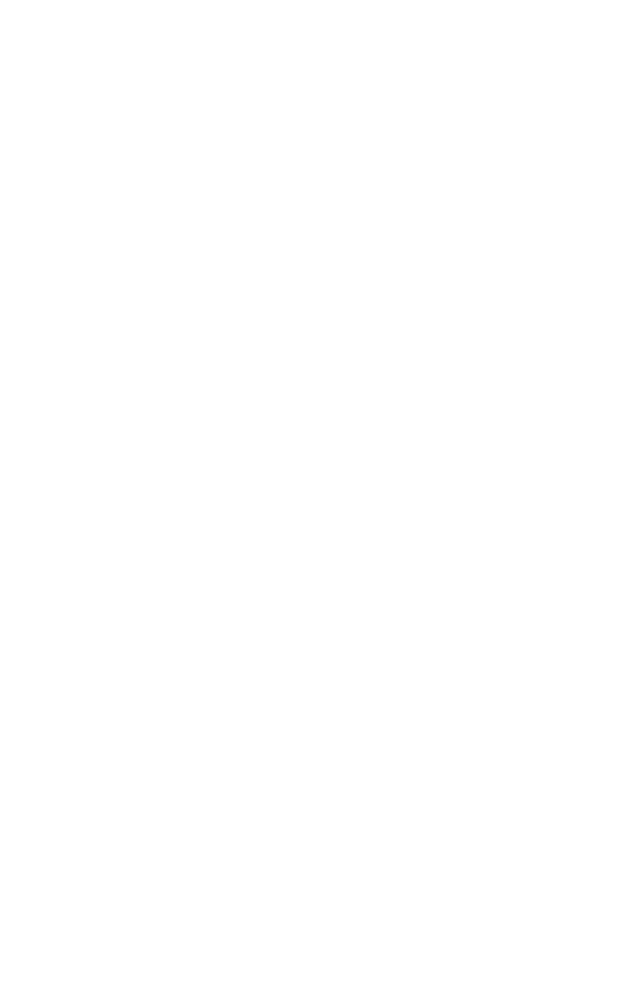
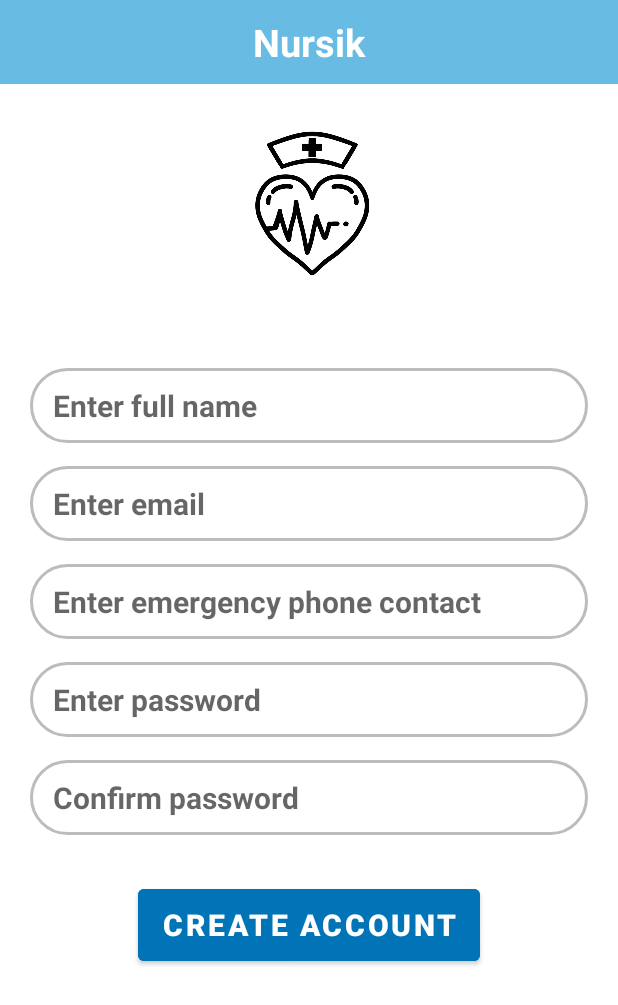
Before and after one commit to DanielG-H/emergencyCallApp, an Android app: the SignUpActivity screen opened directly, with no data from a screen before it, on a phone screen of 412 x 824 dp. Before the commit the part shown is empty. Shown: the top 1005 px of the screen. Run offline under Robolectric (Android 15) with nearby library versions, the phone set to English and light mode, and no system bars.

Commit message:
added design for sign up screen

```diff
--- /dev/null
+++ b/app/src/main/res/drawable/account_circle_24.xml
@@ -0,0 +1,5 @@
+<vector android:height="24dp" android:tint="#000000"
+    android:viewportHeight="24" android:viewportWidth="24"
+    android:width="24dp" xmlns:android="http://schemas.android.com/apk/res/android">
+    <path android:fillColor="@android:color/white" android:pathData="M12,2C6.48,2 2,6.48 2,12s4.48,10 10,10s10,-4.48 10,-10S17.52,2 12,2zM12,6c1.93,0 3.5,1.57 3.5,3.5S13.93,13 12,13s-3.5,-1.57 -3.5,-3.5S10.07,6 12,6zM12,20c-2.03,0 -4.43,-0.82 -6.14,-2.88C7.55,15.8 9.68,15 12,15s4.45,0.8 6.14,2.12C16.43,19.18 14.03,20 12,20z"/>
+</vector>
--- /dev/null
+++ b/app/src/main/res/drawable/back_button.xml
@@ -0,0 +1,5 @@
+<vector android:height="24dp" android:tint="#000000"
+    android:viewportHeight="24" android:viewportWidth="24"
+    android:width="24dp" xmlns:android="http://schemas.android.com/apk/res/android">
+    <path android:fillColor="@android:color/white" android:pathData="M21,11H6.83l3.58,-3.59L9,6l-6,6 6,6 1.41,-1.41L6.83,13H21z"/>
+</vector>
--- a/app/src/main/res/layout/activity_sign_up.xml
+++ b/app/src/main/res/layout/activity_sign_up.xml
@@ -1,9 +1,125 @@
 <?xml version="1.0" encoding="utf-8"?>
+
 <androidx.constraintlayout.widget.ConstraintLayout xmlns:android="http://schemas.android.com/apk/res/android"
-    xmlns:app="http://schemas.android.com/apk/res-auto"
-    xmlns:tools="http://schemas.android.com/tools"
-    android:layout_width="match_parent"
-    android:layout_height="match_parent"
-    tools:context=".SignUpActivity">
+xmlns:app="http://schemas.android.com/apk/res-auto"
+xmlns:tools="http://schemas.android.com/tools"
+android:layout_width="match_parent"
+android:layout_height="match_parent"
+tools:context=".SignInActivity">
+
+    <LinearLayout
+        android:layout_width="match_parent"
+        android:layout_height="wrap_content"
+        android:gravity="center"
+        android:orientation="vertical"
+        app:layout_constraintTop_toTopOf="parent"
+        tools:layout_editor_absoluteX="73dp">
+
+
+        <TextView
+            android:id="@+id/mainsignup"
+            style="@style/main_title"
+            android:layout_width="match_parent"
+            android:layout_height="?actionBarSize"
+            android:text="@string/nursik_main_title"
+            app:layout_constraintEnd_toEndOf="parent"
+            app:layout_constraintStart_toStartOf="parent"
+            app:layout_constraintTop_toTopOf="parent" />
+
+
+        <ImageView
+            android:id="@+id/iv_app_icon"
+            android:layout_width="140dp"
+            android:layout_height="144dp"
+            android:layout_marginTop="20dp"
+            app:srcCompat="@drawable/app_logo"
+            tools:layout_editor_absoluteX="97dp"
+            tools:layout_editor_absoluteY="86dp" />
+
+        <LinearLayout
+            android:layout_width="match_parent"
+            android:layout_height="wrap_content"
+            android:layout_marginTop="20dp"
+            android:layout_marginStart="20dp"
+            android:layout_marginEnd="20dp"
+            android:orientation="vertical"
+            android:gravity="center"
+            app:layout_constraintTop_toTopOf="parent">
+
+            <EditText
+                android:id="@+id/et_account_full_name"
+                android:layout_width="match_parent"
+                android:layout_height="50dp"
+                android:layout_marginTop="5dp"
+                android:background="@drawable/textview_border"
+                android:hint="@string/hint_full_name"
+                android:imeOptions="actionNext"
+                android:inputType="textEmailAddress"
+                android:paddingHorizontal="15dp" />
+
+            <EditText
+
+                android:id="@+id/et_account_email"
+                android:layout_width="match_parent"
+                android:layout_height="50dp"
+                android:layout_marginTop="15dp"
+                android:background="@drawable/textview_border"
+                android:hint="@string/hint_email"
+                android:imeOptions="actionNext"
+                android:inputType="textEmailAddress"
+                android:paddingHorizontal="15dp" />
+
+            <EditText
+                android:id="@+id/et_email_address"
+                android:layout_width="match_parent"
+                android:layout_height="50dp"
+                android:layout_marginTop="15dp"
+                android:background="@drawable/textview_border"
+                android:hint="@string/hint_emergency_phone"
+                android:imeOptions="actionNext"
+                android:inputType="text|textPhonetic"
+                android:paddingHorizontal="15dp" />
+
+            <EditText
+
+                android:id="@+id/et_account_password"
+                android:layout_width="match_parent"
+                android:layout_height="50dp"
+                android:layout_marginTop="15dp"
+                android:background="@drawable/textview_border"
+                android:hint="@string/enter_password"
+                android:imeOptions="actionNext"
+                android:inputType="textPassword"
+                android:paddingHorizontal="15dp" />
+
+            <EditText
+
+                android:id="@+id/et_account_confirm_password"
+                android:layout_width="match_parent"
+                android:layout_height="50dp"
+                android:layout_marginTop="15dp"
+                android:background="@drawable/textview_border"
+                android:hint="@string/confirm_password"
+                android:imeOptions="actionNext"
+                android:inputType="textPassword"
+                android:paddingHorizontal="15dp" />
+
+            <Button
+                android:id="@+id/btn_create_account"
+                style="@style/text_for_buttons"
+                android:layout_width="wrap_content"
+                android:layout_height="60dp"
+                android:layout_marginTop="30dp"
+                android:layout_marginEnd="0dp"
+                android:gravity="center"
+                android:text="@string/create_account"
+                android:textStyle="bold"
+                tools:layout_editor_absoluteX="300dp"
+                tools:layout_editor_absoluteY="596dp" />
+        </LinearLayout>
+
+
+
+    </LinearLayout>
 
 </androidx.constraintlayout.widget.ConstraintLayout>
--- a/app/src/main/res/values/strings.xml
+++ b/app/src/main/res/values/strings.xml
@@ -17,4 +17,11 @@
     <string name="avg_heart_rate">Average Heart Rate</string>
     <string name="signals_status">Status</string>
     <string name="Nursik_name">NURSIK</string>
+    <string name="create_account_text">Create Account</string>
+    <string name="create_new_account">Create new account</string>
+    <string name="hint_full_name">Enter full name</string>
+    <string name="hint_email">Enter email</string>
+    <string name="hint_emergency_phone">Enter emergency phone contact</string>
+    <string name="confirm_password">Confirm password</string>
+    <string name="create_account">CREATE ACCOUNT</string>
 </resources>
```
Also changed, not shown: app/src/main/res/drawable-v24/nursik_logo_con_letra.png (renamed from app/src/main/res/drawable-v24/nursik_logoconletra.png).
